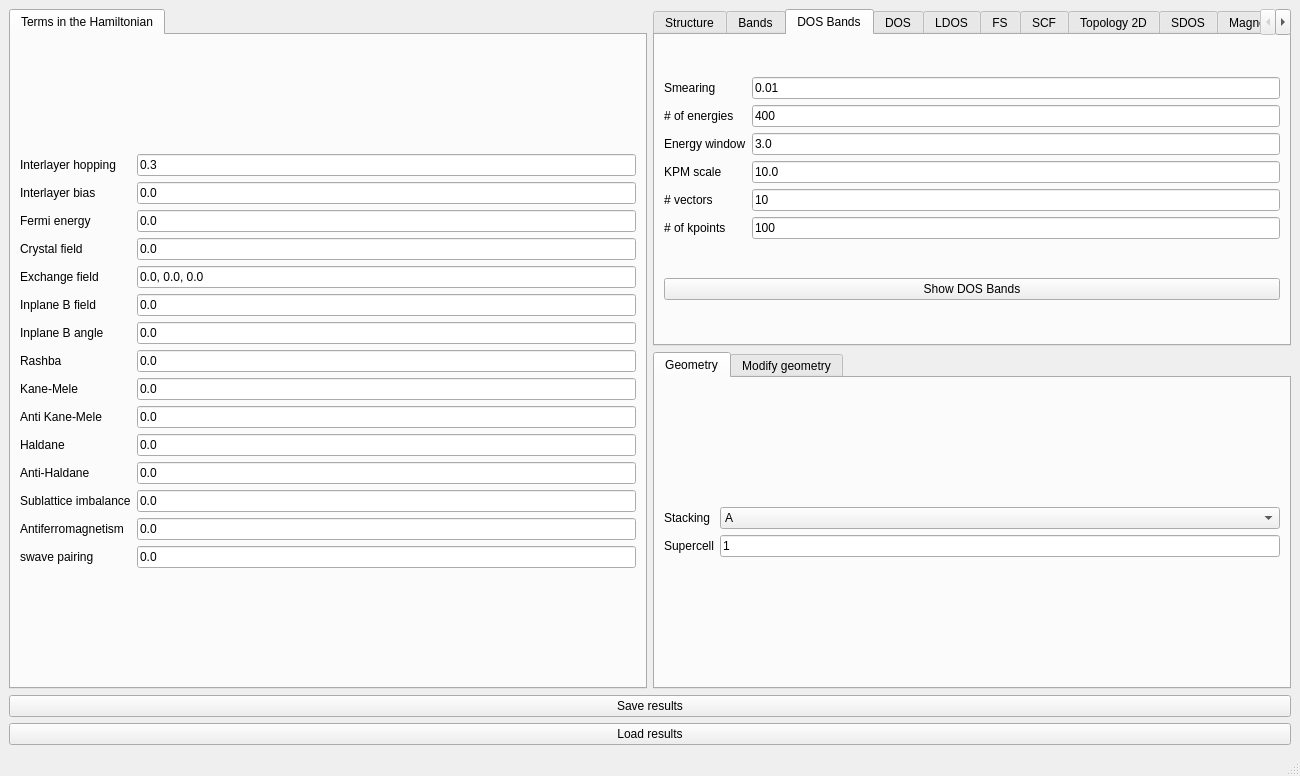
joselado/quantum-lattice, file interface-pyqt/multilayergraphene/interface.ui: the form before one commit.
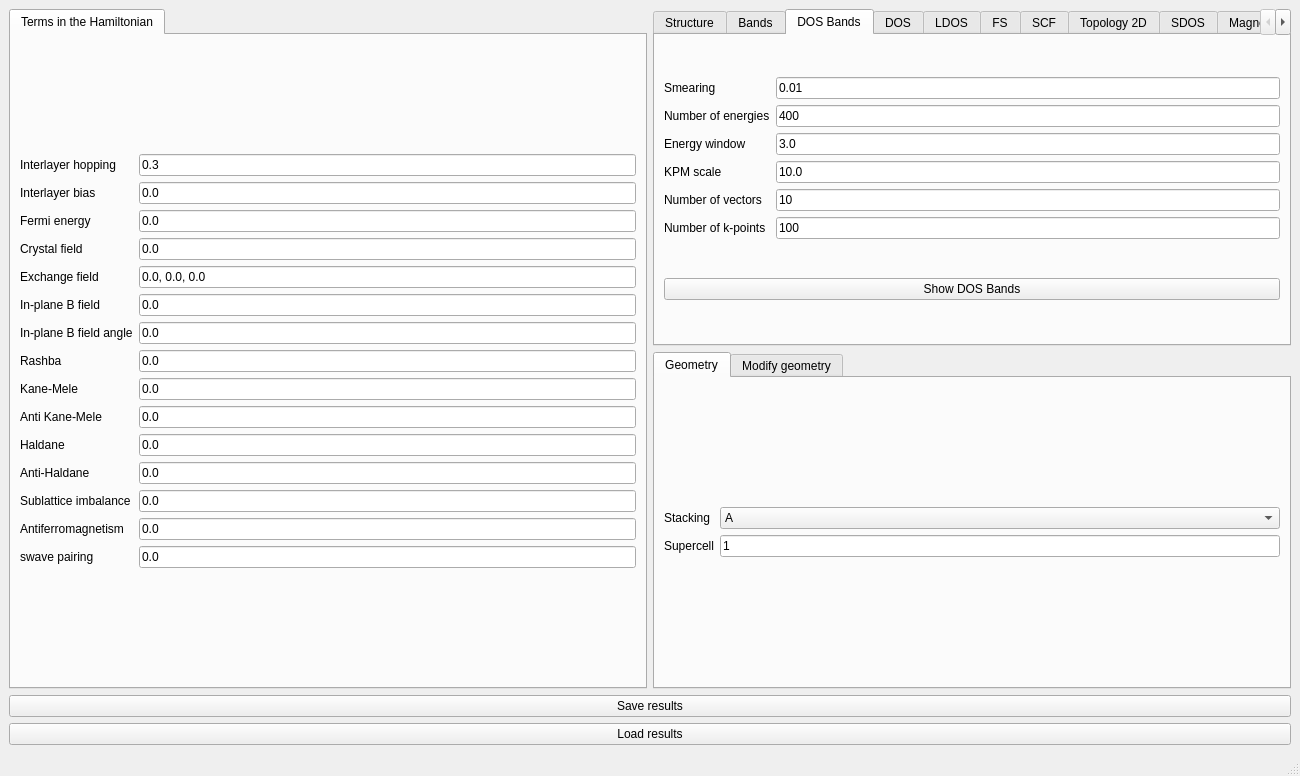
The form after the commit. The open tabs and pages were chosen to show the change. Custom widgets are drawn as their Qt base class.

What changed in the file:
```diff
--- a/interface-pyqt/multilayergraphene/interface.ui
+++ b/interface-pyqt/multilayergraphene/interface.ui
@@ -214,7 +214,7 @@
           <item row="7" column="0">
            <widget class="BodyLabel" name="label_14">
             <property name="text">
-             <string>Inplane B field</string>
+             <string>In-plane B field</string>
             </property>
            </widget>
           </item>
@@ -231,7 +231,7 @@
           <item row="8" column="0">
            <widget class="BodyLabel" name="label_40">
             <property name="text">
-             <string>Inplane B angle</string>
+             <string>In-plane B field angle</string>
             </property>
            </widget>
           </item>
@@ -561,7 +561,7 @@
           <item row="1" column="0">
            <widget class="BodyLabel" name="label_28">
             <property name="text">
-             <string># of energies</string>
+             <string>Number of energies</string>
             </property>
            </widget>
           </item>
@@ -596,7 +596,7 @@
           <item row="4" column="0">
            <widget class="BodyLabel" name="label_31">
             <property name="text">
-             <string># vectors</string>
+             <string>Number of vectors</string>
             </property>
            </widget>
           </item>
@@ -610,7 +610,7 @@
           <item row="5" column="0">
            <widget class="BodyLabel" name="label_nk_kbands">
             <property name="text">
-             <string># of kpoints</string>
+             <string>Number of k-points</string>
             </property>
            </widget>
           </item>
```
Left out of the diff: 18 changed lines with no effect on the pictures.
